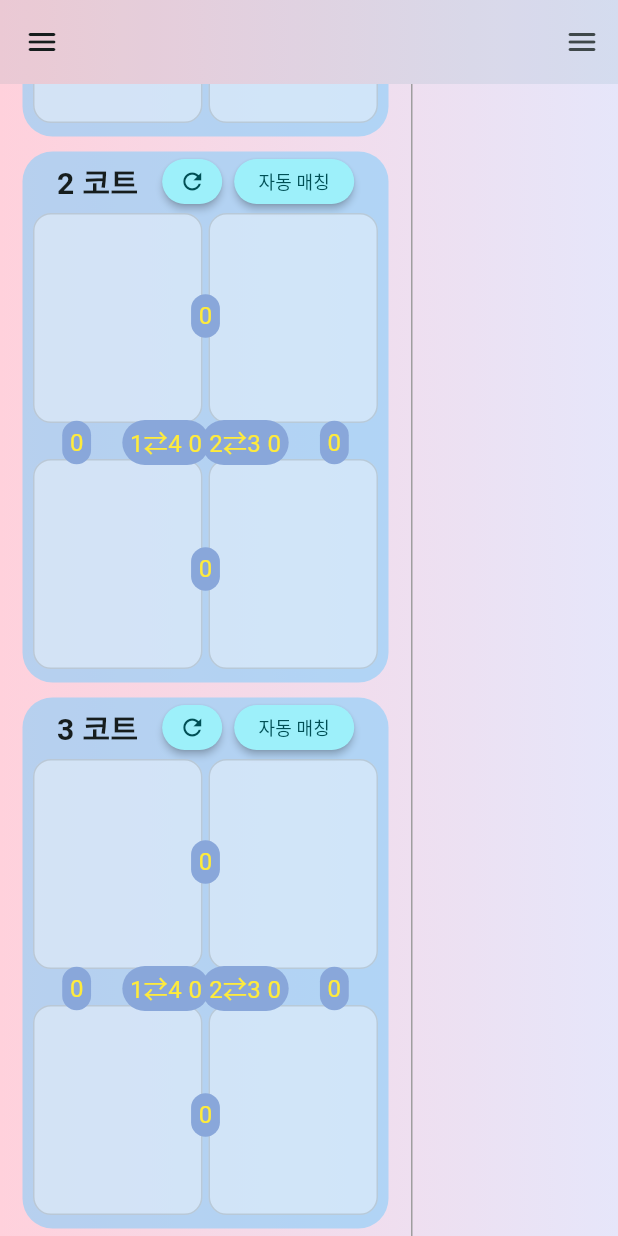
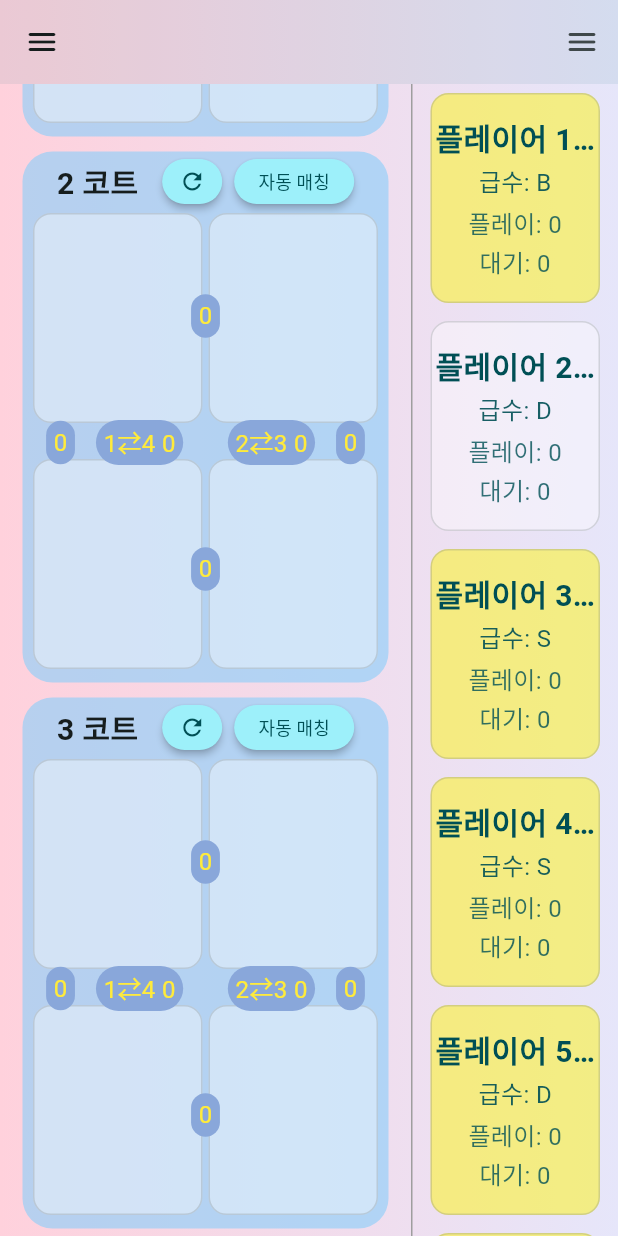
Before and after one commit to Hyun-Tak-Lee/hotswing, a Flutter app: the screen it shows after launch, scrolled down 324 dp, on a phone screen of 412 x 824 dp. Run offline on Flutter 3.47's test engine with Material 3 defaults, Android fonts, the phone set to English and light mode, and no system bars; our stand-ins replace shared_preferences.

Commit message:
UI/UX 개선 및 기능 안정화
- 플레이어 이름이 길 경우 말줄임표 처리
- 플레이어 추가/수정 다이얼로그 스크롤 가능하도록 개선
- 사이드 메뉴 헤더 높이 고정 값으로 변경
- 코트 내 선수 현황에 따른 게임 시작 상태 자동 업데이트 로직 추가
- 불필요한 '팀 지정' 옵션 제거 및 관련 로직 정리
- 코트 내 플레이어 간 게임 횟수 표시 UI 위치 조정
- (개발용) 초기 플레이어 데이터 생성 로직 주석 해제

```diff
--- a/lib/src/common/widgets/draggable/draggable_player.dart
+++ b/lib/src/common/widgets/draggable/draggable_player.dart
@@ -78,6 +78,8 @@ class DraggablePlayerItem extends StatelessWidget {
               color: onPrimaryContainer,
             ),
             textAlign: TextAlign.center,
+            maxLines: 1,
+            overflow: TextOverflow.ellipsis,
           ),
           SizedBox(height: 2.0),
           Column(
--- a/lib/src/common/widgets/left_side_menu.dart
+++ b/lib/src/common/widgets/left_side_menu.dart
@@ -97,7 +97,7 @@ class _LeftSideMenuState extends State<LeftSideMenu> {
         children: <Widget>[
           SizedBox(
             height: widget.isMobileSize
-                ? MediaQuery.of(context).size.height * 0.1
+                ? 120
                 : 180,
             child: DrawerHeader(
               decoration: const BoxDecoration(
--- a/lib/src/common/widgets/main_content.dart
+++ b/lib/src/common/widgets/main_content.dart
@@ -1,8 +1,8 @@
 import 'package:flutter/material.dart';
-import 'package:provider/provider.dart';
+import 'package:hotswing/src/common/widgets/draggable/draggable_player.dart';
 import 'package:hotswing/src/providers/options_provider.dart';
 import 'package:hotswing/src/providers/players_provider.dart';
-import 'package:hotswing/src/common/widgets/draggable/draggable_player.dart';
+import 'package:provider/provider.dart';
 
 class MainContent extends StatefulWidget {
   const MainContent({super.key, required this.isMobileSize});
@@ -16,6 +16,28 @@ class MainContent extends StatefulWidget {
 class _MainContentState extends State<MainContent> {
   bool _showCourtHighlight = false;
   Map<int, bool> _courtGameStartedState = {};
+
+  void _updateCourtStateIfFull(BuildContext context, int courtIndex) {
+    if (courtIndex == -1) return;
+
+    final playersProvider = Provider.of<PlayersProvider>(
+      context,
+      listen: false,
+    );
+    final courtPlayers = playersProvider.assignedPlayers[courtIndex];
+
+    final playerCount = courtPlayers.where((p) => p != null).length;
+
+    if (playerCount == 4 && _courtGameStartedState[courtIndex] != true) {
+      setState(() {
+        _courtGameStartedState[courtIndex] = true;
+      });
+    } else if (playerCount < 4 && _courtGameStartedState[courtIndex] == true) {
+      setState(() {
+        _courtGameStartedState[courtIndex] = false;
+      });
+    }
+  }
 
   void _handlePlayerDrop(
     BuildContext context,
@@ -66,6 +88,9 @@ class _MainContentState extends State<MainContent> {
         );
       }
     }
+
+    _updateCourtStateIfFull(context, targetSectionIndex);
+    _updateCourtStateIfFull(context, sourceSectionIndex);
   }
 
   void _onCourtPlayerDragStarted() {
@@ -105,7 +130,6 @@ class _MainContentState extends State<MainContent> {
 
     final optionsProvider = Provider.of<OptionsProvider>(context);
     final playersProvider = Provider.of<PlayersProvider>(context);
-    // playersProvider.unassignedPlayers로부터 리스트를 가져와서 수정 가능한 복사본을 만듭니다.
     final playerList = List<Player>.from(playersProvider.unassignedPlayers);
     playerList.sort((a, b) {
       int playedCompare = (a.played + a.lated).compareTo(b.played + b.lated);
@@ -116,7 +140,6 @@ class _MainContentState extends State<MainContent> {
     });
 
     final List<List<Player?>> sectionData = playersProvider.assignedPlayers;
-    final bool shouldShowDivider = optionsProvider.divideTeam;
 
     return Center(
       child: Row(
@@ -328,13 +351,6 @@ class _MainContentState extends State<MainContent> {
                                             ? 10.0
                                             : 10.0,
                                       ),
-                                      Visibility(
-                                        visible: shouldShowDivider,
-                                        child: Divider(
-                                          color: Colors.grey,
-                                          thickness: 1,
-                                        ),
-                                      ),
                                       SizedBox(
                                         height: widget.isMobileSize
                                             ? 10.0
@@ -452,7 +468,7 @@ class _MainContentState extends State<MainContent> {
                                     ),
                                   ),
                                   Align(
-                                    alignment: FractionalOffset(0.10, 0.5),
+                                    alignment: FractionalOffset(0.05, 0.5),
                                     child: Container(
                                       padding: EdgeInsets.symmetric(
                                         horizontal: isMobileSize ? 5.0 : 15.0,
@@ -474,7 +490,7 @@ class _MainContentState extends State<MainContent> {
                                     ),
                                   ),
                                   Align(
-                                    alignment: FractionalOffset(0.90, 0.5),
+                                    alignment: FractionalOffset(0.95, 0.5),
                                     child: Container(
                                       padding: EdgeInsets.symmetric(
                                         horizontal: isMobileSize ? 5.0 : 15.0,
@@ -497,7 +513,7 @@ class _MainContentState extends State<MainContent> {
                                   ),
                                   Align(
                                     alignment: FractionalOffset(
-                                      isMobileSize ? 0.35 : 0.35,
+                                      isMobileSize ? 0.25 : 0.35,
                                       0.5,
                                     ),
                                     child: Stack(
@@ -532,7 +548,7 @@ class _MainContentState extends State<MainContent> {
                                   ),
                                   Align(
                                     alignment: FractionalOffset(
-                                      isMobileSize ? 0.65 : 0.65,
+                                      isMobileSize ? 0.75 : 0.65,
                                       0.5,
                                     ),
                                     child: Stack(
--- a/lib/src/providers/options_provider.dart
+++ b/lib/src/providers/options_provider.dart
@@ -3,7 +3,6 @@ import 'package:shared_preferences/shared_preferences.dart';
 
 class OptionsProvider with ChangeNotifier {
   SharedPreferences? _prefs;
-  bool _divideTeam = false;
   int _numberOfSections = 3;
   double _skillWeight = 1.0;
   double _genderWeight = 1.0;
@@ -11,7 +10,6 @@ class OptionsProvider with ChangeNotifier {
   double _playedWeight = 1.0;
   double _playedWithWeight = 1.0;
 
-  static const String _divideTeamKey = 'divideTeam';
   static const String _numberOfSectionsKey = 'numberOfSections';
   static const String _skillWeightKey = 'skillWeight';
   static const String _genderWeightKey = 'genderWeight';
@@ -23,8 +21,6 @@ class OptionsProvider with ChangeNotifier {
   static const int _maxNumberOfSections = 8;
   static const double _minWeight = 0.0;
   static const double _maxWeight = 2.0;
-
-  bool get divideTeam => _divideTeam;
 
   int get numberOfSections => _numberOfSections;
 
@@ -44,7 +40,6 @@ class OptionsProvider with ChangeNotifier {
 
   Future<void> _loadPreferences() async {
     _prefs = await SharedPreferences.getInstance();
-    _divideTeam = _prefs?.getBool(_divideTeamKey) ?? false;
     _numberOfSections = (_prefs?.getInt(_numberOfSectionsKey) ?? 3).clamp(
       _minNumberOfSections,
       _maxNumberOfSections,
@@ -74,20 +69,12 @@ class OptionsProvider with ChangeNotifier {
 
   // 현재 값들을 SharedPreferences에 저장하는 메소드
   Future<void> _savePreferences() async {
-    // _divideTeamKey를 사용하여 현재 _divideTeam 값을 bool 타입으로 저장 (비동기)
-    await _prefs?.setBool(_divideTeamKey, _divideTeam);
     await _prefs?.setInt(_numberOfSectionsKey, _numberOfSections);
     await _prefs?.setDouble(_skillWeightKey, _skillWeight);
     await _prefs?.setDouble(_genderWeightKey, _genderWeight);
     await _prefs?.setDouble(_waitedWeightKey, _waitedWeight);
     await _prefs?.setDouble(_playedWeightKey, _playedWeight);
     await _prefs?.setDouble(_playedWithWeightKey, _playedWithWeight);
-  }
-
-  void toggleDivideTeam() {
-    _divideTeam = !_divideTeam;
-    _savePreferences();
-    notifyListeners();
   }
 
   void setNumberOfSections(int newNumberOfSections) {
--- a/lib/src/providers/players_provider.dart
+++ b/lib/src/providers/players_provider.dart
@@ -75,30 +75,30 @@ class PlayersProvider with ChangeNotifier {
   int _nextPlayerId = 0;
 
   PlayersProvider() {
-    // final List<int> skillRates = skillLevelToRate.values.toList();
+    final List<int> skillRates = skillLevelToRate.values.toList();
 
-    // for (int i = 1; i <= 32; i++) {
-    //   int id = i;
-    //   String playerName = '플레이어 $i';
-    //   bool manager = _random.nextBool();
-    //   int playerRate = skillRates[_random.nextInt(skillRates.length)];
-    //   String gender = _random.nextBool() ? '남' : '여';
-    //   int played = 0;
-    //   int waited = 0;
-    //   int lated = 0;
-    //   Player newPlayer = Player(
-    //     id: id,
-    //     name: playerName,
-    //     manager: manager,
-    //     rate: playerRate,
-    //     gender: gender,
-    //     played: played,
-    //     waited: waited,
-    //     lated: lated,
-    //   );
-    //   _players[i] = newPlayer;
-    //   _unassignedPlayers.add(newPlayer);
-    // }
+    for (int i = 1; i <= 32; i++) {
+      int id = i;
+      String playerName = '플레이어 $i';
+      bool manager = _random.nextBool();
+      int playerRate = skillRates[_random.nextInt(skillRates.length)];
+      String gender = _random.nextBool() ? '남' : '여';
+      int played = 0;
+      int waited = 0;
+      int lated = 0;
+      Player newPlayer = Player(
+        id: id,
+        name: playerName,
+        manager: manager,
+        rate: playerRate,
+        gender: gender,
+        played: played,
+        waited: waited,
+        lated: lated,
+      );
+      _players[i] = newPlayer;
+      _unassignedPlayers.add(newPlayer);
+    }
     _loadInitialAssignedPlayersCount();
     _loadPlayersFromPrefs();
   }
```
Also changed, not shown: lib/src/common/widgets/dialogs/add_player_dialog.dart (+5 -4 lines), lib/src/common/widgets/right_side_menu.dart (+1 -19 lines).
